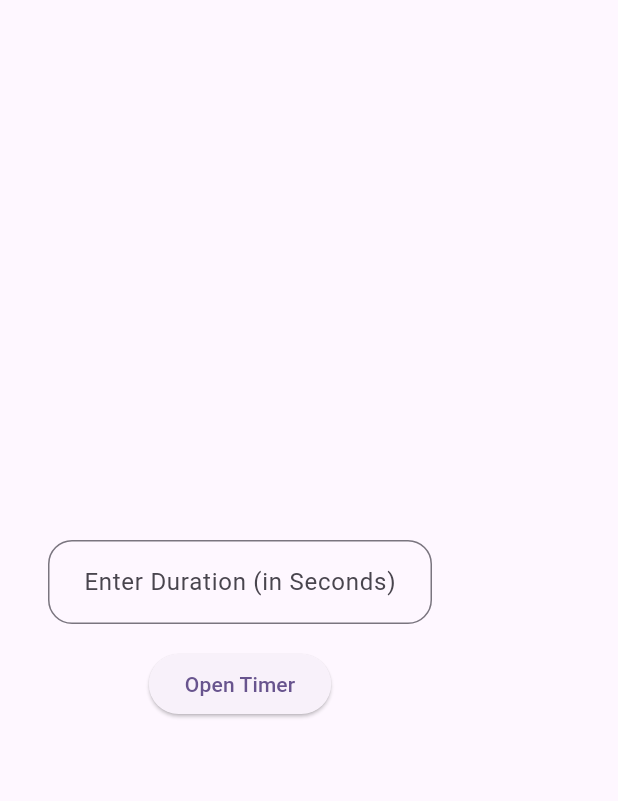
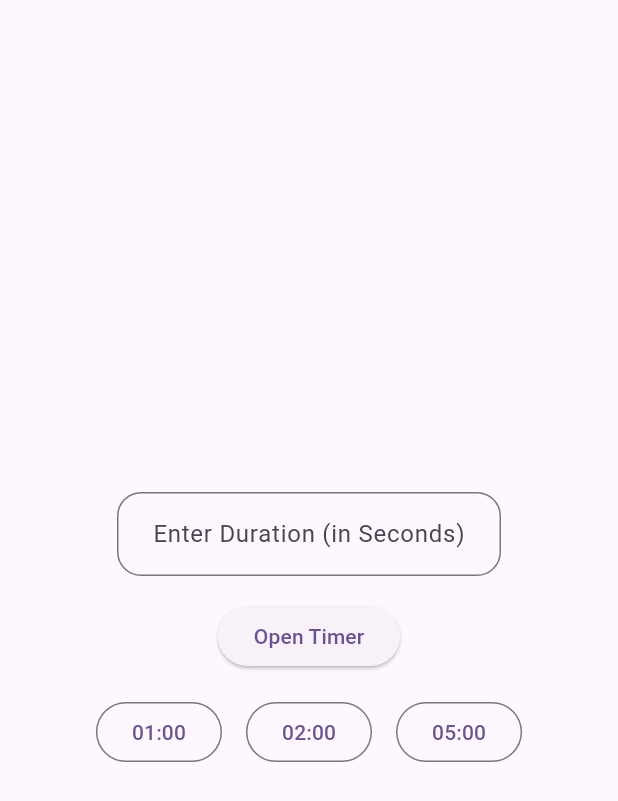
Before and after one commit to sb-android-dev/timer_app, a Flutter app: the screen it shows after launch, on a phone screen of 412 x 824 dp. Shown: the top 801 px of the screen. Run offline on Flutter 3.47's test engine with Material 3 defaults, Android fonts, the phone set to English and light mode, and no system bars; our stand-ins replace fluttertoast.

Commit message:
add outlined button for some durations.

```diff
--- a/lib/main.dart
+++ b/lib/main.dart
@@ -38,6 +38,7 @@ class _HomeScreenState extends State<_HomeScreen> {
   Widget build(BuildContext context) {
     return Scaffold(
       body: SafeArea(
+        child: Center(
           child: Column(
             mainAxisAlignment: MainAxisAlignment.center,
             children: [
@@ -47,7 +48,7 @@ class _HomeScreenState extends State<_HomeScreen> {
                   controller: controller,
                   decoration: InputDecoration(
                     constraints: const BoxConstraints(maxWidth: 256),
-                  contentPadding: EdgeInsets.symmetric(horizontal: 20, vertical: 16),
+                    contentPadding: const EdgeInsets.symmetric(horizontal: 20, vertical: 16),
                     labelText: 'Enter Duration (in Seconds)',
                     hintText: '30',
                     border: OutlineInputBorder(
@@ -60,23 +61,35 @@ class _HomeScreenState extends State<_HomeScreen> {
               ),
               ElevatedButton(
                 child: const Text('Open Timer'),
-              onPressed: () async {
+                onPressed: () => _openTimer(duration: int.tryParse(controller.text) ?? 30),
+              ),
+              const SizedBox(height: 16),
+              Wrap(
+                spacing: 16,
+                children: [
+                  OutlinedButton(onPressed: () => _openTimer(duration: 60), child: const Text('01:00')),
+                  OutlinedButton(onPressed: () => _openTimer(duration: 120), child: const Text('02:00')),
+                  OutlinedButton(onPressed: () => _openTimer(duration: 300), child: const Text('05:00')),
+                ],
+              )
+            ],
+          ),
+        ),
+      ),
+    );
+  }
+
+  _openTimer({required int duration}) async {
     final result = await Navigator.of(context).push(
       MaterialPageRoute(
         builder: (_) => _TimerScreen(
-                        duration: int.tryParse(controller.text) ?? 30),
+            duration: duration),
       ),
     );
 
     for (int i in (result as List<int>)) {
       print(i);
     }
-              },
-            ),
-          ],
-        ),
-      ),
-    );
   }
 }
 
```
Lines whose indentation alone changed are shown as unchanged.
